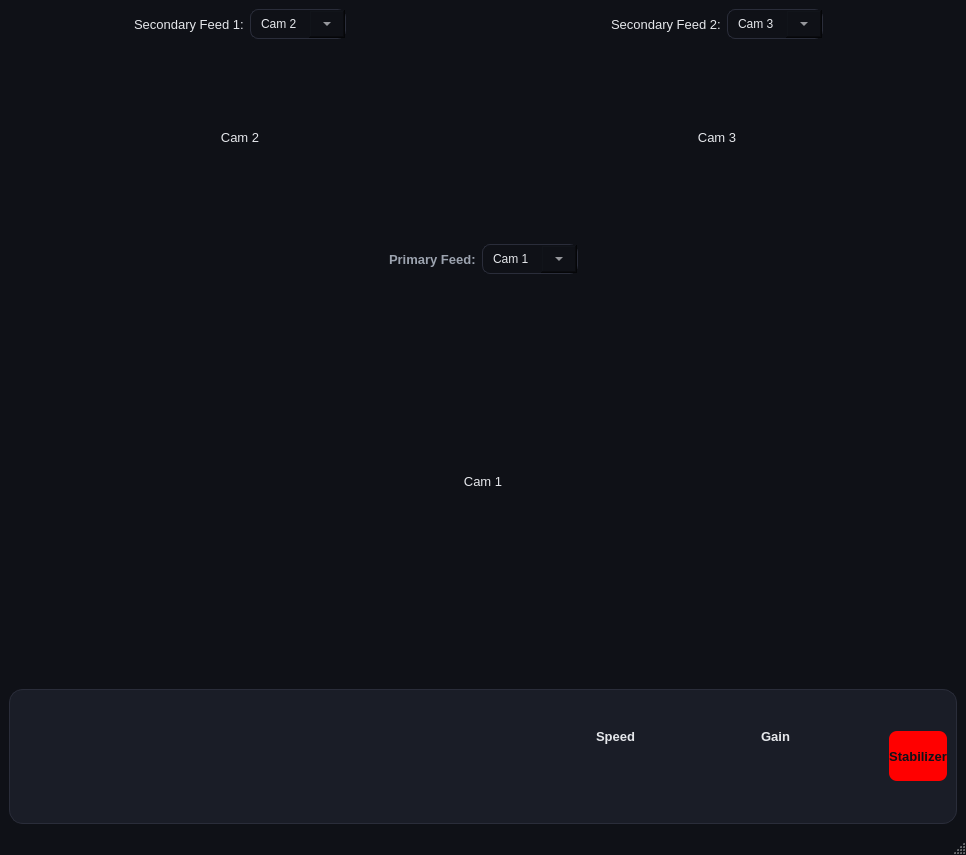
Before: the Qt Designer form Front/pilot.ui in Omar-Tabouna/nautix-2026, drawn with Qt 5.
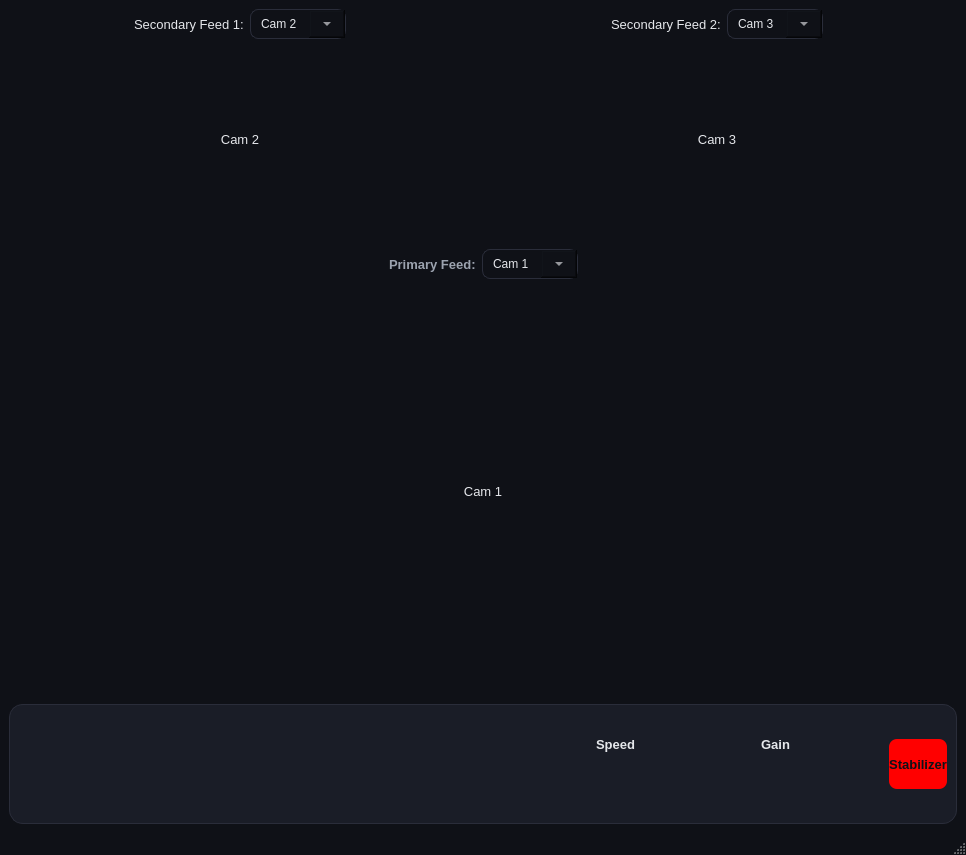
After: the same form once the commit is applied. Icons and pictures are not drawn. Custom widgets are drawn as their Qt base class.

The edit to the form file:
```diff
--- a/Front/pilot.ui
+++ b/Front/pilot.ui
@@ -402,7 +402,7 @@
           <property name="maximumSize">
            <size>
             <width>16777215</width>
-            <height>150</height>
+            <height>120</height>
            </size>
           </property>
           <property name="frameShape">
```
